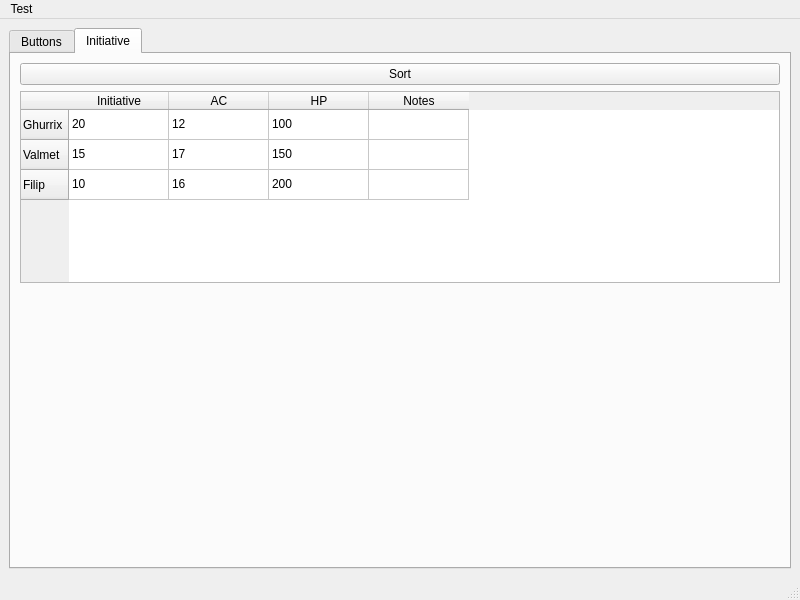
Old version of the form ui/test3.ui in the repository TheRedshift/DMShield.
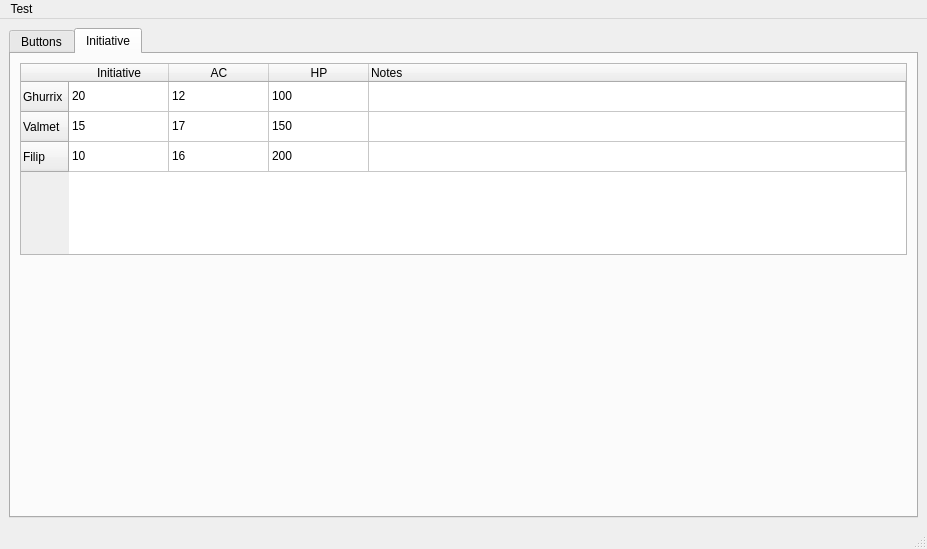
New version of the form.

Commit message: removed extra button, change ui file a bit

```diff
--- a/ui/test3.ui
+++ b/ui/test3.ui
@@ -6,10 +6,16 @@
    <rect>
     <x>0</x>
     <y>0</y>
-    <width>800</width>
-    <height>600</height>
+    <width>927</width>
+    <height>549</height>
    </rect>
   </property>
+  <property name="sizePolicy">
+   <sizepolicy hsizetype="Preferred" vsizetype="Maximum">
+    <horstretch>0</horstretch>
+    <verstretch>0</verstretch>
+   </sizepolicy>
+  </property>
   <property name="windowTitle">
    <string>MainWindow</string>
   </property>
@@ -61,20 +67,52 @@
        </attribute>
        <layout class="QVBoxLayout" name="verticalLayout_3">
         <item>
-         <widget class="QPushButton" name="sortButton">
-          <property name="text">
-           <string>Sort</string>
-          </property>
-         </widget>
-        </item>
-        <item alignment="Qt::AlignTop">
          <widget class="QTableWidget" name="tableWidget">
+          <property name="sizePolicy">
+           <sizepolicy hsizetype="Ignored" vsizetype="Preferred">
+            <horstretch>1</horstretch>
+            <verstretch>0</verstretch>
+           </sizepolicy>
+          </property>
           <property name="minimumSize">
            <size>
             <width>758</width>
             <height>192</height>
            </size>
           </property>
+          <property name="autoFillBackground">
+           <bool>false</bool>
+          </property>
+          <property name="frameShape">
+           <enum>QFrame::StyledPanel</enum>
+          </property>
+          <property name="frameShadow">
+           <enum>QFrame::Sunken</enum>
+          </property>
+          <property name="lineWidth">
+           <number>0</number>
+          </property>
+          <property name="showGrid">
+           <bool>true</bool>
+          </property>
+          <property name="sortingEnabled">
+           <bool>true</bool>
+          </property>
+          <property name="wordWrap">
+           <bool>true</bool>
+          </property>
+          <attribute name="horizontalHeaderCascadingSectionResizes">
+           <bool>false</bool>
+          </attribute>
+          <attribute name="horizontalHeaderStretchLastSection">
+           <bool>true</bool>
+          </attribute>
+          <attribute name="verticalHeaderShowSortIndicator" stdset="0">
+           <bool>false</bool>
+          </attribute>
+          <attribute name="verticalHeaderStretchLastSection">
+           <bool>false</bool>
+          </attribute>
           <row>
            <property name="text">
             <string>Ghurrix</string>
@@ -109,6 +147,9 @@
            <property name="text">
             <string>Notes</string>
            </property>
+           <property name="textAlignment">
+            <set>AlignLeading|AlignVCenter</set>
+           </property>
           </column>
           <item row="0" column="0">
            <property name="text">
@@ -157,6 +198,22 @@
           </item>
          </widget>
         </item>
+        <item>
+         <spacer name="verticalSpacer">
+          <property name="orientation">
+           <enum>Qt::Vertical</enum>
+          </property>
+          <property name="sizeType">
+           <enum>QSizePolicy::Maximum</enum>
+          </property>
+          <property name="sizeHint" stdset="0">
+           <size>
+            <width>20</width>
+            <height>400</height>
+           </size>
+          </property>
+         </spacer>
+        </item>
        </layout>
       </widget>
      </widget>
@@ -168,7 +225,7 @@
     <rect>
      <x>0</x>
      <y>0</y>
-     <width>800</width>
+     <width>927</width>
      <height>21</height>
     </rect>
    </property>
```
The commit also changes 1 other file.
